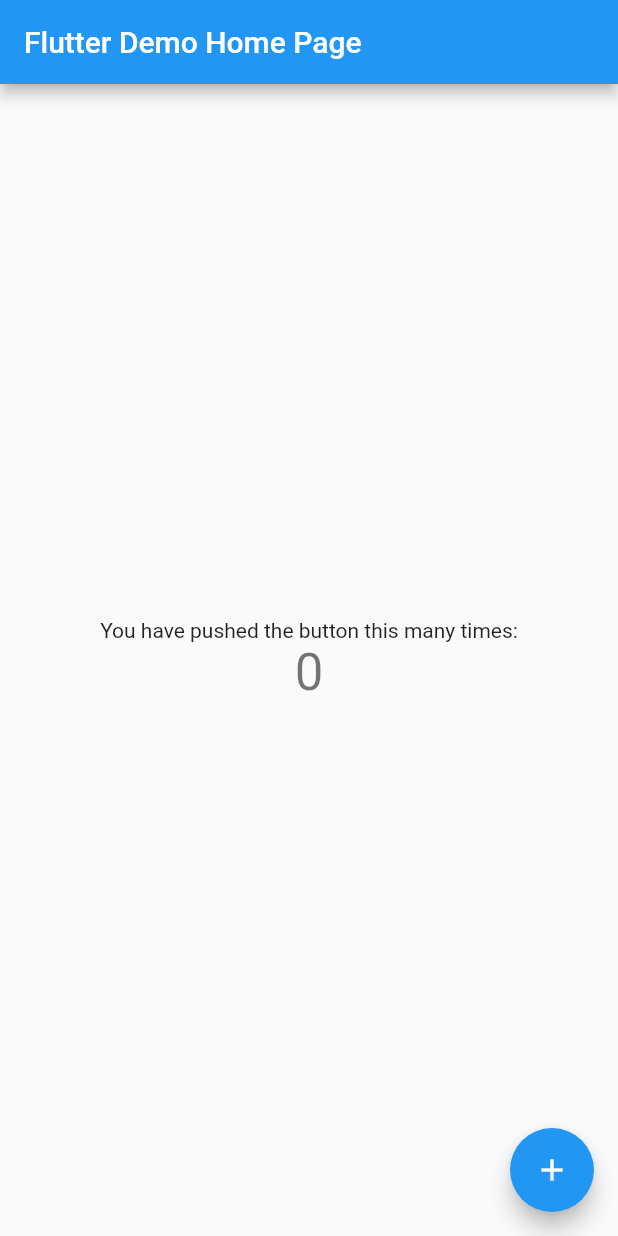
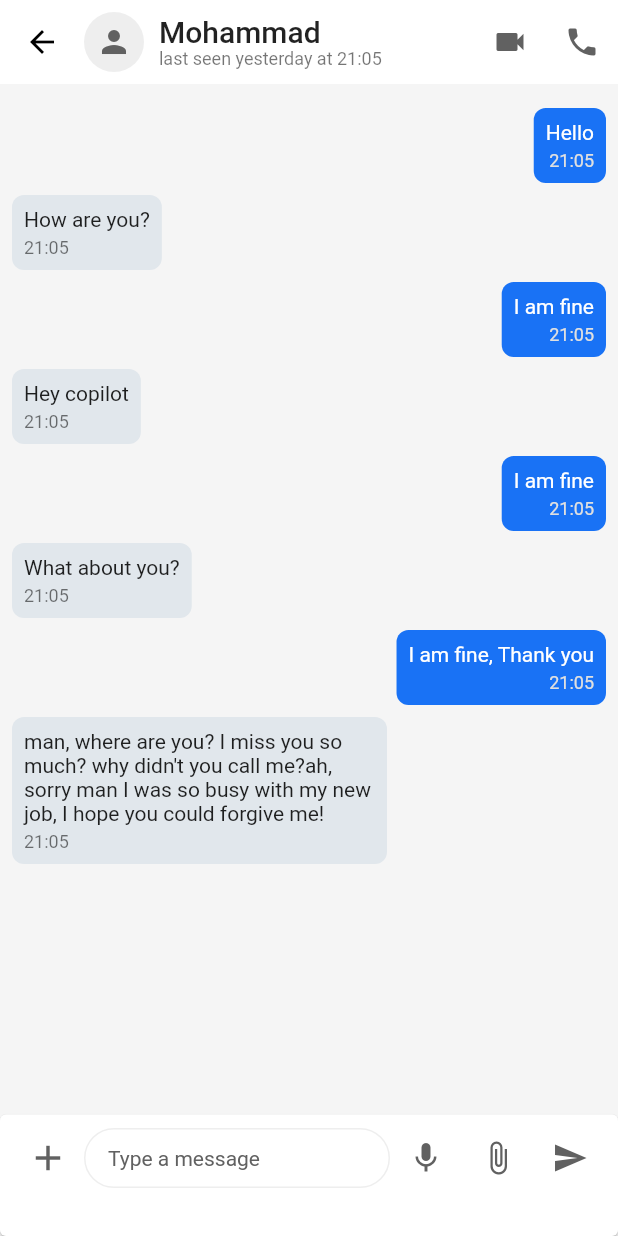
Before and after one commit to afgprogrammer/Flutter-simple-chat-app, a Flutter app: the screen it shows after launch, on a phone screen of 412 x 824 dp. Run offline on Flutter 3.47's test engine with Material 2 defaults, Android fonts, the phone set to English and light mode, and no system bars.

Commit message:
Create a simple message list

```diff
--- a/analysis_options.yaml
+++ b/analysis_options.yaml
@@ -7,7 +7,7 @@
 
 # The following line activates a set of recommended lints for Flutter apps,
 # packages, and plugins designed to encourage good coding practices.
-include: package:flutter_lints/flutter.yaml
+# include: package:flutter_lints/flutter.yaml
 
 linter:
   # The lint rules applied to this project can be customized in the
--- a/lib/main.dart
+++ b/lib/main.dart
@@ -1,115 +1,9 @@
+import 'package:day60/pages/message_page.dart';
 import 'package:flutter/material.dart';
 
 void main() {
-  runApp(const MyApp());
+  runApp(MaterialApp(
+    debugShowCheckedModeBanner: false,
+    home: MessagePage()
+  ));
 }
-
-class MyApp extends StatelessWidget {
-  const MyApp({Key? key}) : super(key: key);
-
-  // This widget is the root of your application.
-  @override
-  Widget build(BuildContext context) {
-    return MaterialApp(
-      title: 'Flutter Demo',
-      theme: ThemeData(
-        // This is the theme of your application.
-        //
-        // Try running your application with "flutter run". You'll see the
-        // application has a blue toolbar. Then, without quitting the app, try
-        // changing the primarySwatch below to Colors.green and then invoke
-        // "hot reload" (press "r" in the console where you ran "flutter run",
-        // or simply save your changes to "hot reload" in a Flutter IDE).
-        // Notice that the counter didn't reset back to zero; the application
-        // is not restarted.
-        primarySwatch: Colors.blue,
-      ),
-      home: const MyHomePage(title: 'Flutter Demo Home Page'),
-    );
-  }
-}
-
-class MyHomePage extends StatefulWidget {
-  const MyHomePage({Key? key, required this.title}) : super(key: key);
-
-  // This widget is the home page of your application. It is stateful, meaning
-  // that it has a State object (defined below) that contains fields that affect
-  // how it looks.
-
-  // This class is the configuration for the state. It holds the values (in this
-  // case the title) provided by the parent (in this case the App widget) and
-  // used by the build method of the State. Fields in a Widget subclass are
-  // always marked "final".
-
-  final String title;
-
-  @override
-  State<MyHomePage> createState() => _MyHomePageState();
-}
-
-class _MyHomePageState extends State<MyHomePage> {
-  int _counter = 0;
-
-  void _incrementCounter() {
-    setState(() {
-      // This call to setState tells the Flutter framework that something has
-      // changed in this State, which causes it to rerun the build method below
-      // so that the display can reflect the updated values. If we changed
-      // _counter without calling setState(), then the build method would not be
-      // called again, and so nothing would appear to happen.
-      _counter++;
-    });
-  }
-
-  @override
-  Widget build(BuildContext context) {
-    // This method is rerun every time setState is called, for instance as done
-    // by the _incrementCounter method above.
-    //
-    // The Flutter framework has been optimized to make rerunning build methods
-    // fast, so that you can just rebuild anything that needs updating rather
-    // than having to individually change instances of widgets.
-    return Scaffold(
-      appBar: AppBar(
-        // Here we take the value from the MyHomePage object that was created by
-        // the App.build method, and use it to set our appbar title.
-        title: Text(widget.title),
-      ),
-      body: Center(
-        // Center is a layout widget. It takes a single child and positions it
-        // in the middle of the parent.
-        child: Column(
-          // Column is also a layout widget. It takes a list of children and
-          // arranges them vertically. By default, it sizes itself to fit its
-          // children horizontally, and tries to be as tall as its parent.
-          //
-          // Invoke "debug painting" (press "p" in the console, choose the
-          // "Toggle Debug Paint" action from the Flutter Inspector in Android
-          // Studio, or the "Toggle Debug Paint" command in Visual Studio Code)
-          // to see the wireframe for each widget.
-          //
-          // Column has various properties to control how it sizes itself and
-          // how it positions its children. Here we use mainAxisAlignment to
-          // center the children vertically; the main axis here is the vertical
-          // axis because Columns are vertical (the cross axis would be
-          // horizontal).
-          mainAxisAlignment: MainAxisAlignment.center,
-          children: <Widget>[
-            const Text(
-              'You have pushed the button this many times:',
-            ),
-            Text(
-              '$_counter',
-              style: Theme.of(context).textTheme.headline4,
-            ),
-          ],
-        ),
-      ),
-      floatingActionButton: FloatingActionButton(
-        onPressed: _incrementCounter,
-        tooltip: 'Increment',
-        child: const Icon(Icons.add),
-      ), // This trailing comma makes auto-formatting nicer for build methods.
-    );
-  }
-}
--- /dev/null
+++ b/lib/pages/message_page.dart
@@ -0,0 +1,296 @@
+import 'package:flutter/material.dart';
+
+class MessagePage extends StatefulWidget {
+  const MessagePage({Key? key}) : super(key: key);
+
+  @override
+  State<MessagePage> createState() => _MessagePageState();
+}
+
+class _MessagePageState extends State<MessagePage> {
+  // create a list of messages
+  List<String> messages = [
+    'Hello',
+    'How are you?',
+    'I am fine',
+    'Hey copilot',
+    'I am fine',
+    'What about you?',
+    'I am fine, Thank you',
+    'man, where are you? I miss you so much? why didn\'t you call me?'
+    'ah, sorry man I was so busy with my new job, I hope you could forgive me!'
+  ];
+
+  @override
+  void initState() {
+    super.initState();
+  }
+
+  @override
+  Widget build(BuildContext context) {
+    final theme = Theme.of(context);
+
+    return Scaffold(
+      backgroundColor: Colors.grey.shade100,
+      appBar: AppBar(
+        leading: BackButton(color: Colors.black),
+        backgroundColor: Colors.white,
+        elevation: 0,
+        centerTitle: false,
+        titleSpacing: 0,
+        title: Row(
+          children: [
+            Container(
+              width: 40,
+              height: 40,
+              padding: EdgeInsets.all(8),
+              decoration: BoxDecoration(
+                borderRadius: BorderRadius.circular(50),
+                color: Colors.grey.shade200,
+              ),
+              child: Center(child: Icon(Icons.person, color: Colors.grey.shade700,)),
+            ),
+            SizedBox(width: 10,),
+            Column(
+              crossAxisAlignment: CrossAxisAlignment.start,
+              children: [
+                Text('Mohammad', style: theme.textTheme.headline6),
+                Text('last seen yesterday at 21:05', style: theme.textTheme.bodySmall),
+              ],
+            ),
+          ],
+        ),
+        actions: [
+          IconButton(
+            splashRadius: 20,
+            icon: Icon(Icons.videocam, color: Colors.grey.shade700,),
+            onPressed: () {},
+          ),
+          IconButton(
+            splashRadius: 20,
+            icon: Icon(Icons.phone, color: Colors.grey.shade700,),
+            onPressed: () {},
+          ),
+        ],
+      ),
+      // a message list
+      body: Stack(
+        fit: StackFit.expand,
+        children: [
+          Container(
+            padding: EdgeInsets.symmetric(vertical: 16),
+            child: SingleChildScrollView(
+              child: Column(
+                children: [
+                  for (int i = 0; i < messages.length; i++)
+                    MessageItem(
+                      isMe: i % 2 == 0,
+                      message: messages[i],
+                      time: '21:05',
+                    ),
+                ],
+              ),
+            ),
+
+            // child: ListView.builder(
+            //   itemCount: 20,
+            //   itemBuilder: (context, index) {
+            //     return MessageItem(
+            //       isMe: index % 2 == 0,
+            //       message: 'Hello, how are you?',
+            //       time: '21:05',
+            //     );
+            //   },
+            // ),
+          ),
+          Positioned(
+            bottom: 0,
+            right: 0,
+            left: 0,
+            child: Card(
+              margin: EdgeInsets.zero,
+              // padding: EdgeInsets.only(right: 16, left: 16, bottom: 32, top: 5),
+              // decoration: BoxDecoration(
+              //   color: Colors.white
+              // ),
+              child: Padding(
+                padding: EdgeInsets.only(right: 8, left: 8, bottom: 28, top: 5),
+                child: Row(
+                  children: [
+                    IconButton(
+                      splashRadius: 20,
+                      icon: Icon(Icons.add, color: Colors.grey.shade700, size: 28,),
+                      onPressed: () {},
+                    ),
+                    Expanded(
+                      child: Container(
+                        height: 40,
+                        child: TextField(
+                          decoration: InputDecoration(
+                            contentPadding: EdgeInsets.only(right: 8, left: 16, bottom: 0, top: 0),
+                            hintStyle: TextStyle(fontSize: 14, color: Colors.grey.shade700),
+                            hintText: 'Type a message',
+                            border: InputBorder.none,
+                            enabledBorder: OutlineInputBorder(
+                              borderRadius: BorderRadius.circular(50),
+                              gapPadding: 0,
+                              borderSide: BorderSide(color: Colors.grey.shade200),
+                            ),
+                            focusedBorder: OutlineInputBorder(
+                              borderRadius: BorderRadius.circular(50),
+                              gapPadding: 0,
+                              borderSide: BorderSide(color: Colors.blue.shade200),
+                            )
+                          ),
+                        ),
+                      ),
+                    ),
+                    Row(
+                      children: [
+                        IconButton(
+                          splashRadius: 20,
+                          icon: Icon(Icons.mic, color: Colors.grey.shade700,),
+                          onPressed: () {},
+                        ),
+                        IconButton(
+                          splashRadius: 20,
+                          icon: Icon(Icons.attach_file, color: Colors.grey.shade700,),
+                          onPressed: () {},
+                        ),
+                      ],
+                    ),
+                    IconButton(
+                      splashRadius: 20,
+                      icon: Icon(Icons.send, color: Colors.grey.shade700,),
+                      onPressed: () {},
+                    ),
+                  ],
+                ),
+              ),
+            ),
+          ),
+        ],
+      ),
+    );
+  }
+
+  Widget MessageItem({required bool isMe, required String message, required  String time}) {
+    final theme = Theme.of(context);
+
+    if (isMe) {
+      return Row(
+        mainAxisAlignment: MainAxisAlignment.end,
+        children: [
+          Container(
+            padding: EdgeInsets.all(8),
+            margin: EdgeInsets.only(right: 8, bottom: 8),
+            decoration: BoxDecoration(
+              borderRadius: BorderRadius.circular(8),
+              color: Color(0xff1972F5),
+            ),
+            child: Column(
+              crossAxisAlignment: CrossAxisAlignment.end,
+              children: [
+                Text(message, maxLines: 1, overflow: TextOverflow.ellipsis, style: theme.textTheme.bodyText2?.copyWith(color: Colors.white)),
+                SizedBox(height: 4,),
+                Text(time, style: theme.textTheme.bodySmall?.copyWith(color: Colors.grey.shade300)),
+              ],
+            ),
+          ),
+        ],
+      );
+    } else {
+      return Row(
+        children: [
+          Container(
+            constraints: BoxConstraints(
+              maxWidth: 250
+            ),
+            padding: EdgeInsets.all(8),
+            margin: EdgeInsets.only(left: 8, bottom: 8),
+            decoration: BoxDecoration(
+              borderRadius: BorderRadius.circular(8),
+              color: Color.fromARGB(255, 225, 231, 236),
+            ),
+            child: Column(
+              crossAxisAlignment: CrossAxisAlignment.start,
+              children: [
+                Text(message, style: theme.textTheme.bodyText2),
+                SizedBox(height: 4,),
+                Text(time, style: theme.textTheme.bodySmall),
+              ],
+            ),
+          ),
+        ],
+      );
+    }
+
+    return Container(
+      padding: EdgeInsets.symmetric(horizontal: 10, vertical: 10),
+      margin: EdgeInsets.only(bottom: 10),
+      decoration: BoxDecoration(
+        borderRadius: BorderRadius.circular(10),
+        color: isMe ? Colors.grey.shade200 : Colors.grey.shade300,
+      ),
+      child: Row(
+        mainAxisAlignment: isMe ? MainAxisAlignment.end : MainAxisAlignment.start,
+        children: [
+          if (!isMe)
+            Container(
+              width: 40,
+              height: 40,
+              padding: EdgeInsets.all(8),
+              decoration: BoxDecoration(
+                borderRadius: BorderRadius.circular(50),
+                color: isMe ? Colors.grey.shade500 : Colors.grey.shade200,
+              ),
+              child: Center(child: Icon(Icons.person, color: Colors.grey.shade700,)),
+            ),
+          SizedBox(width: 10,),
+          Container(
+            child: Column(
+              crossAxisAlignment: CrossAxisAlignment.start,
+              children: [
+                Text(message, style: theme.textTheme.bodyText1),
+                Text(time, style: theme.textTheme.bodySmall),
+              ],
+            ),
+          ),
+          if (isMe)
+            Container(
+              width: 40,
+              height: 40,
+              padding: EdgeInsets.all(8),
+              decoration: BoxDecoration(
+                borderRadius: BorderRadius.circular(50),
+                color: isMe ? Colors.grey.shade300 : Colors.grey.shade200,
+              ),
+              child: Center(child: Icon(Icons.person, color: Colors.grey.shade700,)),
+            ),
+        ],
+      ),
+    );
+
+    return Container(
+      padding: EdgeInsets.symmetric(horizontal: 10, vertical: 10),
+      margin: EdgeInsets.only(bottom: 10),
+      decoration: BoxDecoration(
+        borderRadius: BorderRadius.circular(10),
+        color: isMe ? Colors.grey.shade200 : Colors.grey.shade300,
+      ),
+      child: Column(
+        crossAxisAlignment: CrossAxisAlignment.start,
+        children: [
+          Text(message, style: theme.textTheme.bodyText1),
+          SizedBox(height: 5,),
+          Text(time, style: theme.textTheme.bodySmall),
+        ],
+      ),
+    );
+  }
+
+  @override
+  void dispose() {
+    super.dispose();
+  }
+}
```
